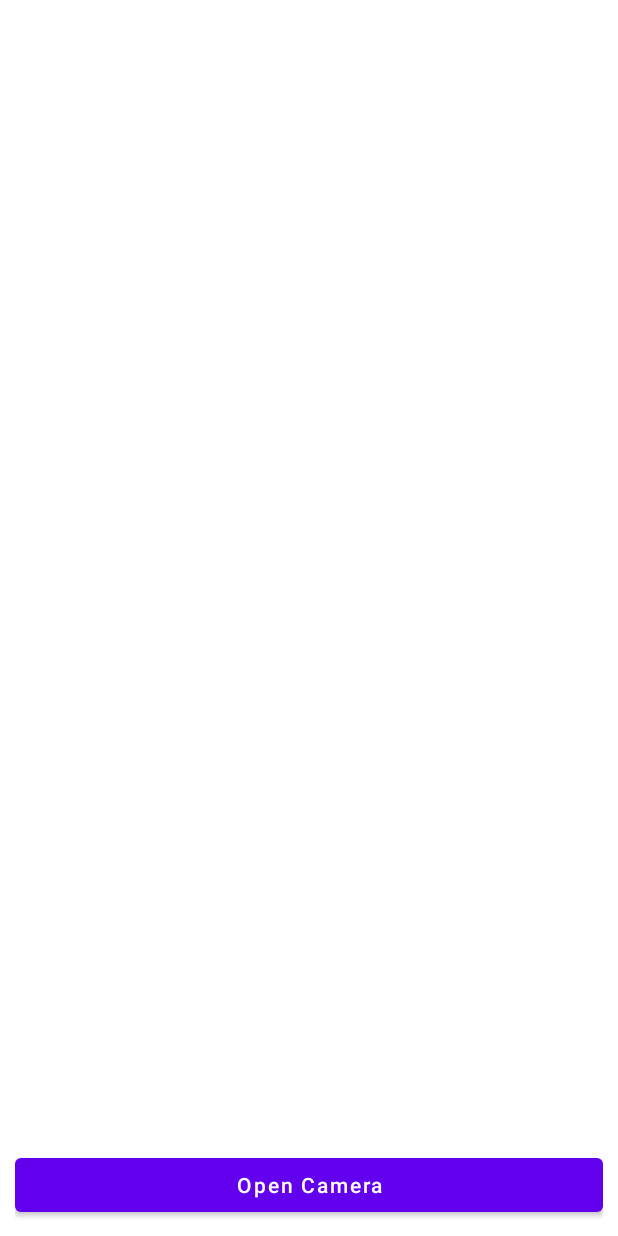
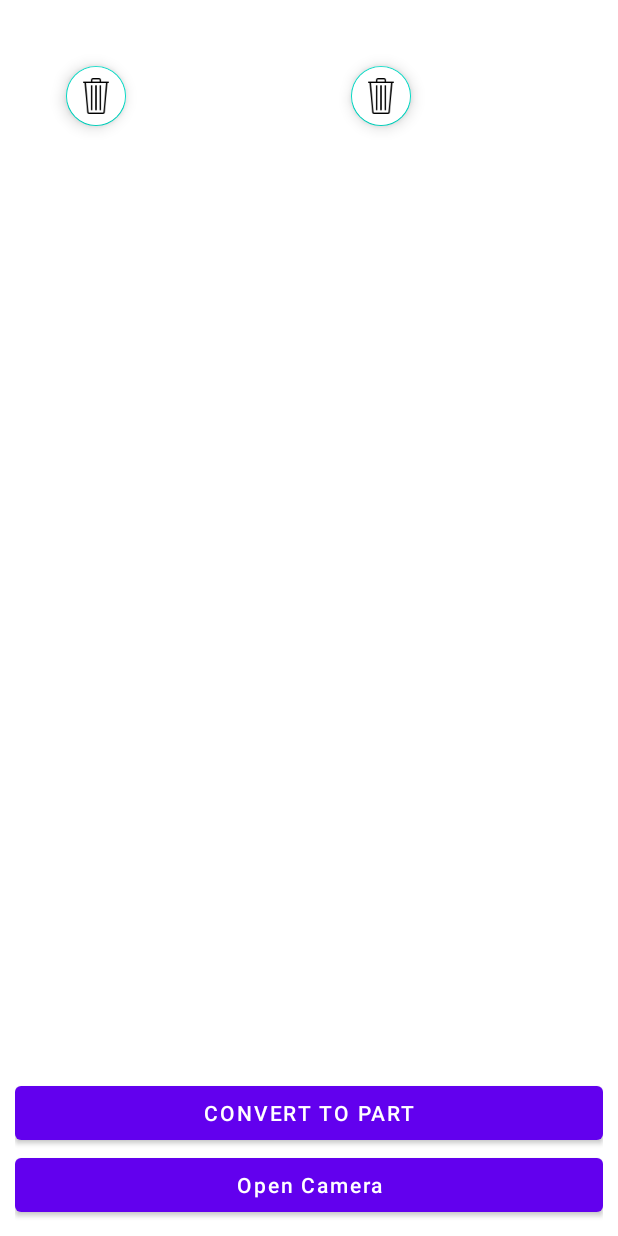
Before and after one commit to Eslamyounis34/CameraPermissionWithRecycler, an Android app: the layout activity_main.xml on its own in the app's theme, with its tools: preview values and no code run, on a phone screen of 412 x 824 dp. Run offline under Robolectric (Android 15) with nearby library versions, the phone set to English and light mode, and no system bars.

Commit message:
convert bitmapList to MultipartList

```diff
--- a/app/src/main/res/layout/activity_main.xml
+++ b/app/src/main/res/layout/activity_main.xml
@@ -15,15 +15,33 @@
         android:textAllCaps="false"
         app:layout_constraintBottom_toBottomOf="parent"
         app:layout_constraintStart_toStartOf="parent" />
+    <Button
+        android:layout_width="match_parent"
+        android:layout_height="wrap_content"
+        android:text="Convert To Part"
+        android:id="@+id/convertBT"
+        app:layout_constraintBottom_toTopOf="@id/cameraButton"/>
+
+    <androidx.recyclerview.widget.RecyclerView
+        android:id="@+id/imagesRecycler"
+        android:layout_width="match_parent"
+        android:layout_height="300dp"
+        android:layout_margin="10dp"
+        android:orientation="horizontal"
+        tools:listitem="@layout/recycler_item_row"
+        app:layoutManager="androidx.recyclerview.widget.LinearLayoutManager"
+        app:layout_constraintEnd_toEndOf="parent"
+        app:layout_constraintStart_toStartOf="parent"
+        app:layout_constraintTop_toTopOf="parent" />
 
     <ImageView
         android:layout_width="match_parent"
-        android:layout_height="0dp"
-        android:scaleType="centerCrop"
-        app:layout_constraintBottom_toTopOf="@+id/cameraButton"
+        android:layout_height="350dp"
+        android:id="@id/image"
+        android:visibility="gone"
+        app:layout_constraintTop_toTopOf="parent"
+        app:layout_constraintStart_toStartOf="parent"
         app:layout_constraintEnd_toEndOf="parent"
-        android:id="@+id/image"
-        app:layout_constraintStart_toStartOf="parent"
-        app:layout_constraintTop_toTopOf="parent" />
+        />
 
 </androidx.constraintlayout.widget.ConstraintLayout>
--- /dev/null
+++ b/app/src/main/res/layout/recycler_item_row.xml
@@ -0,0 +1,32 @@
+<?xml version="1.0" encoding="utf-8"?>
+<androidx.constraintlayout.widget.ConstraintLayout xmlns:android="http://schemas.android.com/apk/res/android"
+    xmlns:app="http://schemas.android.com/apk/res-auto"
+    android:layout_width="wrap_content"
+    android:layout_height="match_parent">
+
+    <com.google.android.material.floatingactionbutton.FloatingActionButton
+        android:layout_width="0dp"
+        android:layout_height="wrap_content"
+        app:layout_constraintTop_toTopOf="parent"
+        app:layout_constraintStart_toStartOf="parent"
+        android:padding="10dp"
+        app:fabSize="mini"
+        android:layout_marginEnd="10dp"
+        android:id="@+id/itemDelete"
+        android:backgroundTint="#fff"
+        android:src="@drawable/trashicon"
+        android:layout_margin="20dp"
+
+
+        />
+
+    <ImageView
+        android:layout_width="180dp"
+        android:layout_height="300dp"
+        android:layout_margin="10dp"
+        android:id="@+id/item_image"
+        android:scaleType="centerCrop"
+        app:layout_constraintStart_toStartOf="parent"
+        app:layout_constraintTop_toTopOf="parent" />
+
+</androidx.constraintlayout.widget.ConstraintLayout>
```
Also changed, not shown: app/src/main/AndroidManifest.xml (+7 -7 lines), app/src/main/java/com/example/camerapermission/ImagesAdapter.kt (added, +35 -0 lines), app/src/main/java/com/example/camerapermission/MainActivity.kt (+39 -1 lines), app/src/main/res/drawable/delete_icon.png (added), app/src/main/res/drawable/trashicon.png (added).
